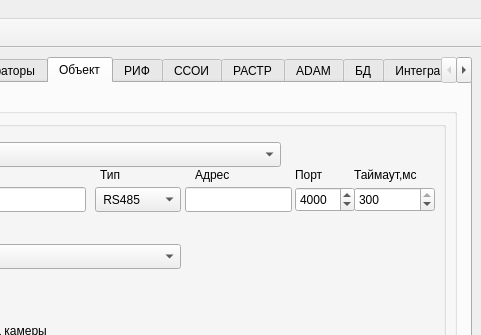
Above: m_cfg/MainWindowCFG.ui from xXRadioHeadXx/start7 before the change; both pictures show x 601 to 1082 and y 0 to 335 of the 1082 by 772 pixel window. Below: the same form after it.
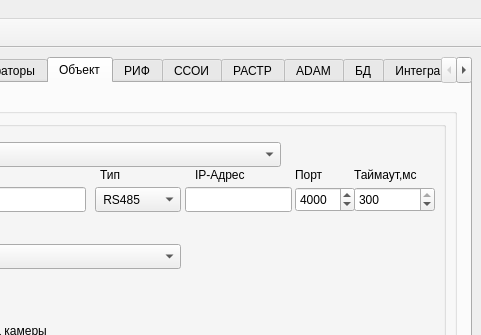
That is the form after the change. The open tabs and pages were chosen to show the change. Icons and pictures are not drawn. Custom widgets are drawn as their Qt base class.

Diff of the .ui file:
```diff
--- a/m_cfg/MainWindowCFG.ui
+++ b/m_cfg/MainWindowCFG.ui
@@ -2011,12 +2011,12 @@
              <rect>
               <x>100</x>
               <y>10</y>
-              <width>51</width>
+              <width>91</width>
               <height>16</height>
              </rect>
             </property>
             <property name="text">
-             <string>Адрес</string>
+             <string>IP-Адрес</string>
             </property>
            </widget>
            <zorder>UDP_RS485_combobox</zorder>
```
Left out of the diff: 2 changed lines with no effect on the pictures.
